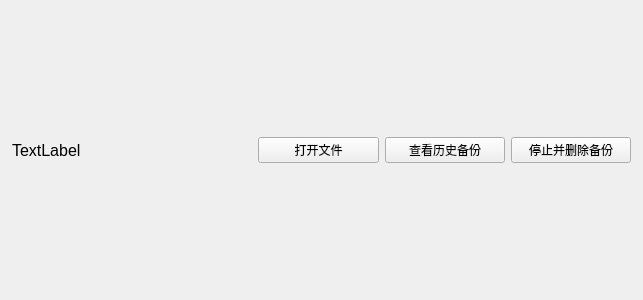
Before: the Qt Designer form windows/mainwindow_child/homepage/trackfiles/homepagechild_trackfile.ui in Zao-chen/ZcVersionBox, drawn with Qt 5.
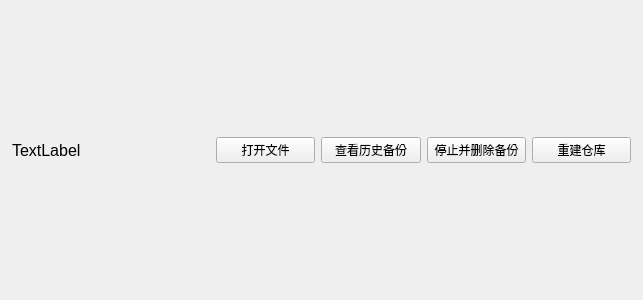
After: the same form once the commit is applied. Custom widgets are drawn as their Qt base class.

Commit message: feat: 添加重建仓库功能及相关对话框

```diff
--- a/windows/mainwindow_child/homepage/trackfiles/homepagechild_trackfile.ui
+++ b/windows/mainwindow_child/homepage/trackfiles/homepagechild_trackfile.ui
@@ -31,7 +31,7 @@
    </property>
    <item>
     <widget class="ElaScrollPageArea" name="widget" native="true">
-     <layout class="QHBoxLayout" name="horizontalLayout_3" stretch="2,1,1,1">
+     <layout class="QHBoxLayout" name="horizontalLayout_3" stretch="2,1,1,1,1">
       <property name="leftMargin">
        <number>12</number>
       </property>
@@ -83,6 +83,13 @@
         </property>
        </widget>
       </item>
+      <item>
+       <widget class="ElaPushButton" name="pushButton_Rebuild">
+        <property name="text">
+         <string>重建仓库</string>
+        </property>
+       </widget>
+      </item>
      </layout>
     </widget>
    </item>
```
The commit also changes 2 other files.
